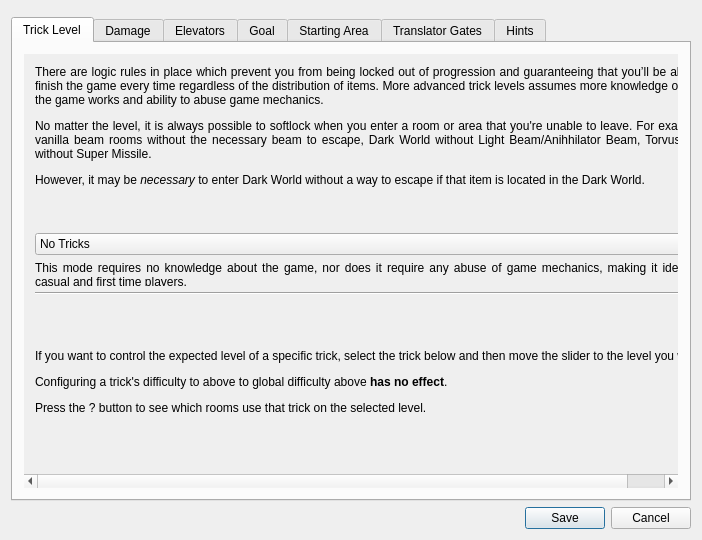
First picture: the form in randovania/gui/ui_files/logic_settings_window.ui, repository randovania/randovania, before the edit.
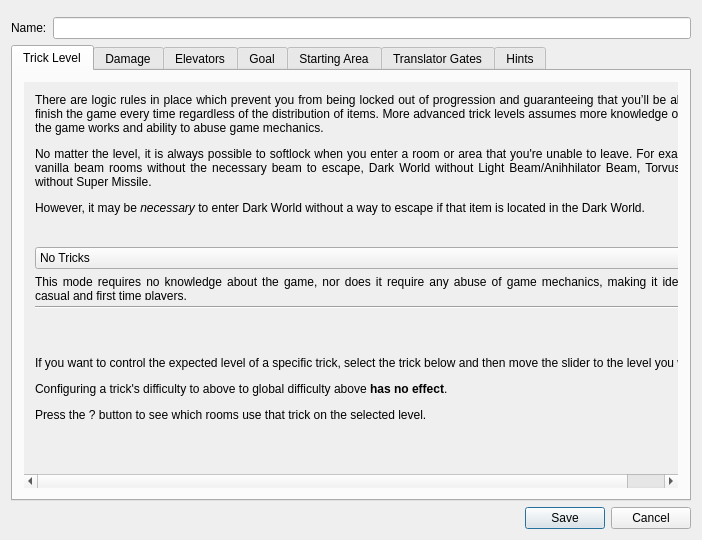
Second picture: the form after the edit.

```diff
--- a/randovania/gui/ui_files/logic_settings_window.ui
+++ b/randovania/gui/ui_files/logic_settings_window.ui
@@ -17,6 +17,20 @@
    <item>
     <widget class="QMenuBar" name="menuBar"/>
    </item>
+   <item>
+    <layout class="QHBoxLayout" name="name_layout">
+     <item>
+      <widget class="QLabel" name="name_label">
+       <property name="text">
+        <string>Name:</string>
+       </property>
+      </widget>
+     </item>
+     <item>
+      <widget class="QLineEdit" name="name_edit"/>
+     </item>
+    </layout>
+   </item>
    <item>
     <widget class="QTabWidget" name="tab_widget">
      <property name="currentIndex">
@@ -43,8 +57,8 @@
            <rect>
             <x>0</x>
             <y>0</y>
-            <width>660</width>
-            <height>423</height>
+            <width>674</width>
+            <height>425</height>
            </rect>
           </property>
           <layout class="QVBoxLayout" name="trick_level_layout">
```
Left out of the diff: 6 changed lines with no effect on the pictures.
